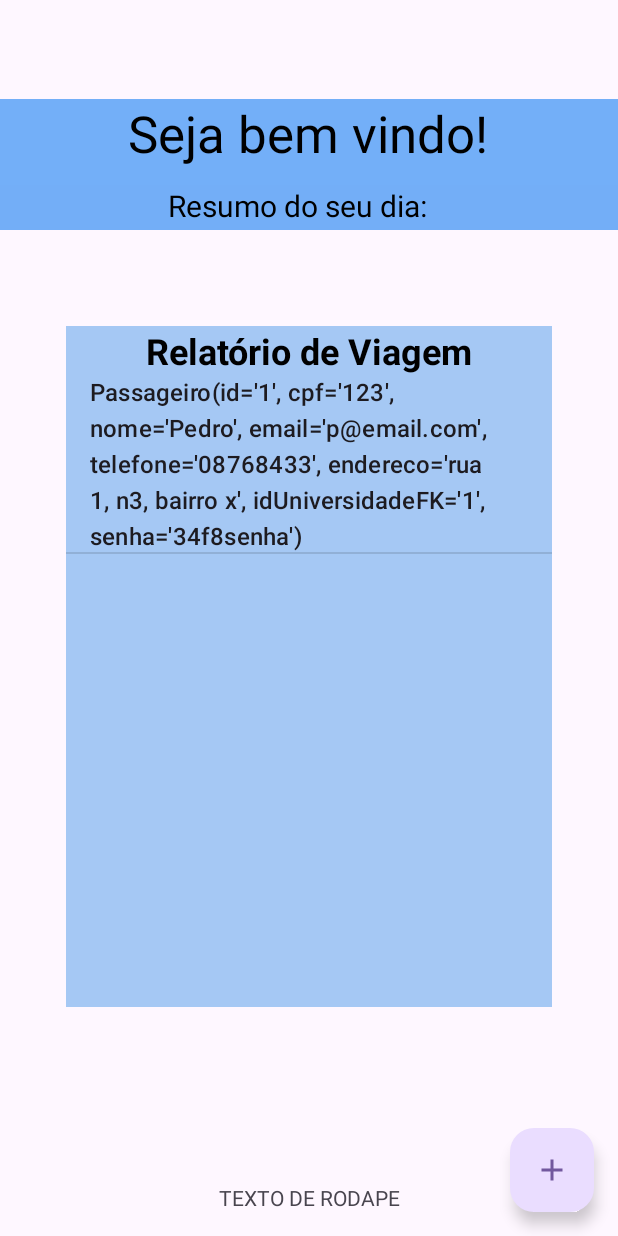
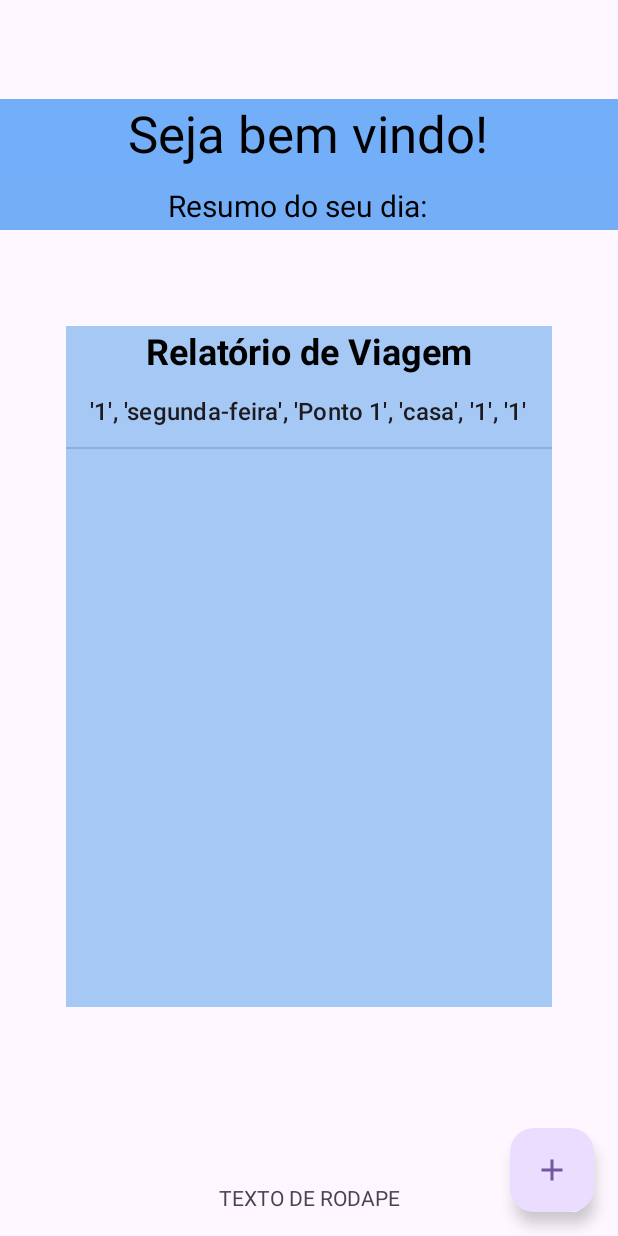
Before and after one commit to MariaLaura17/AppTransporte, an Android app: the screen it shows after launch (PrincipalActivity), after a tap on "Entrar", on a phone screen of 412 x 824 dp. Run offline under Robolectric (Android 15) with nearby library versions, the phone set to English and light mode, and no system bars.

Commit message:
Tabela Reserva criada, com teste de inserção e leitura

```diff
--- a/app/src/main/java/com/example/apptransporte/CadastrarReservaActivity.kt
+++ b/app/src/main/java/com/example/apptransporte/CadastrarReservaActivity.kt
@@ -28,9 +28,10 @@ class CadastrarReservaActivity : AppCompatActivity() {
 
 
         binding.buttonEnviar.setOnClickListener {
-/*            if (binding.checkBoxSegunda.isChecked){
+            /*            if (binding.checkBoxSegunda.isChecked){
             //val agenda = Agenda()
             }*/
+
         }
     }
 }
--- a/app/src/main/java/com/example/apptransporte/PrincipalActivity.kt
+++ b/app/src/main/java/com/example/apptransporte/PrincipalActivity.kt
@@ -36,7 +36,7 @@ class PrincipalActivity : AppCompatActivity() {
             persistencia = PersistenciaSQL(conexao)
 
             // Recupera os dados
-            val seleciona = persistencia.selectPassageiro()
+            val seleciona = persistencia.selectReserva()
 
             // Cria um ArrayAdapter para o ListView
             val adapter = ArrayAdapter(this, android.R.layout.simple_list_item_activated_1, seleciona)
--- a/app/src/main/java/com/example/apptransporte/database/Database.java
+++ b/app/src/main/java/com/example/apptransporte/database/Database.java
@@ -2,10 +2,8 @@ package com.example.apptransporte.database;
 
 import android.content.ContentValues;
 import android.content.Context;
-import android.database.Cursor;
 import android.database.sqlite.SQLiteDatabase;
 import android.database.sqlite.SQLiteOpenHelper;
-import java.util.ArrayList;
 
 public class Database extends SQLiteOpenHelper {
     public Database (Context context){
@@ -15,7 +13,8 @@ public class Database extends SQLiteOpenHelper {
     @Override
     public void onCreate(SQLiteDatabase db){
         db.execSQL(createTableUniversidade());
-        db.execSQL(createPassageiro());
+        db.execSQL(createTablePassageiro());
+        db.execSQL(createTableReserva());
 
         // Insere dados de teste aqui
         insereDadosTeste(db);
@@ -36,7 +35,7 @@ public class Database extends SQLiteOpenHelper {
         return scriptSQL.toString();
     }
 
-    public static String createPassageiro(){
+    public static String createTablePassageiro(){
         StringBuilder scriptSQL = new StringBuilder();
         scriptSQL.append("CREATE TABLE IF NOT EXISTS Passageiro( ");
         scriptSQL.append("idPassageiro INTEGER NOT NULL UNIQUE PRIMARY KEY AUTOINCREMENT, ");
@@ -50,6 +49,22 @@ public class Database extends SQLiteOpenHelper {
         scriptSQL.append(") ");
         return scriptSQL.toString();
     }
+
+    public static String createTableReserva(){
+        StringBuilder scriptSQL = new StringBuilder();
+        scriptSQL.append("CREATE TABLE IF NOT EXISTS Reserva( ");
+        scriptSQL.append("idReserva INTEGER NOT NULL UNIQUE PRIMARY KEY AUTOINCREMENT, ");
+        scriptSQL.append("dataReserva VARCHAR (20) NOT NULL, ");
+        scriptSQL.append("embarqueReserva VARCHAR (30) NOT NULL, ");
+        scriptSQL.append("desembarqueReserva VARCHAR (30) NOT NULL, ");
+        scriptSQL.append("idPassageiroFK INTEGER NOT NULL, ");
+        scriptSQL.append("idUniversidadeFK INTEGER NOT NULL, ");
+        scriptSQL.append("FOREIGN KEY (idPassageiroFK) REFERENCES Passageiro(idPassageiro), ");
+        scriptSQL.append("FOREIGN KEY (idUniversidadeFK) REFERENCES Universidade(idUniversidade) ");
+        scriptSQL.append(") ");
+        return scriptSQL.toString();
+    }
+
 
     // Método para inserir dados de teste na tabela Universidade
     private void insereDadosTeste(SQLiteDatabase db) {
@@ -75,5 +90,13 @@ public class Database extends SQLiteOpenHelper {
         valores.put("nomeUniversidade", "Universidade de São Paulo");
         db.insert("Universidade", null, valores);
 
+        //Inserção de Reserva
+        valores = new ContentValues();
+        valores.put("dataReserva", "segunda-feira");
+        valores.put("embarqueReserva", "Ponto 1");
+        valores.put("desembarqueReserva", "casa");
+        valores.put("idPassageiroFK", 1);
+        valores.put("idUniversidadeFK", 1);
+        db.insert("Reserva", null, valores);
     }
 }
--- a/app/src/main/java/com/example/apptransporte/database/PersistenciaSQL.java
+++ b/app/src/main/java/com/example/apptransporte/database/PersistenciaSQL.java
@@ -5,6 +5,7 @@ import android.database.Cursor;
 import android.database.sqlite.SQLiteDatabase;
 
 import com.example.apptransporte.model.Passageiro;
+import com.example.apptransporte.model.Reserva;
 import com.example.apptransporte.model.Universidade;
 
 import java.util.ArrayList;
@@ -60,4 +61,24 @@ public class PersistenciaSQL {
         return passageiro;
     }
 
+    // Retorna uma lista de registro de Reservas
+    public ArrayList<Reserva> selectReserva(){
+        ArrayList<Reserva> reserva = new ArrayList<>();
+        String select = "SELECT * FROM Reserva";
+        Cursor consulta = conexao.rawQuery(select, null);
+
+        if (consulta.moveToFirst()){
+            do {
+                int idReserva=consulta.getInt(0);
+                String dataReserva=consulta.getString(1);
+                String embarqueReserva=consulta.getString(2);
+                String desembarqueReserva=consulta.getString(3);
+                int idPassageiroFK=consulta.getInt(4);
+                int idUniversidadeFK=consulta.getInt(5);
+                reserva.add(new Reserva(idReserva, dataReserva, embarqueReserva, desembarqueReserva, idPassageiroFK, idUniversidadeFK));
+            } while (consulta.moveToNext());
+        }
+        return reserva;
+    }
+
 }
--- /dev/null
+++ b/app/src/main/java/com/example/apptransporte/model/Reserva.kt
@@ -0,0 +1,14 @@
+package com.example.apptransporte.model
+
+class Reserva (
+    val idReserva: Int=0,
+    val dataReserva: String="",
+    val embarqueReserva: String="",
+    val desembarqueReserva: String="",
+    val idPassageiroFK: Int=0,
+    val idUniversidadeFK: Int=0){
+
+    override fun toString(): String{
+        return "'$idReserva', '$dataReserva', '$embarqueReserva', '$desembarqueReserva', '$idPassageiroFK', '$idUniversidadeFK'"
+    }
+}
```
Also changed, not shown: 92 other files.
